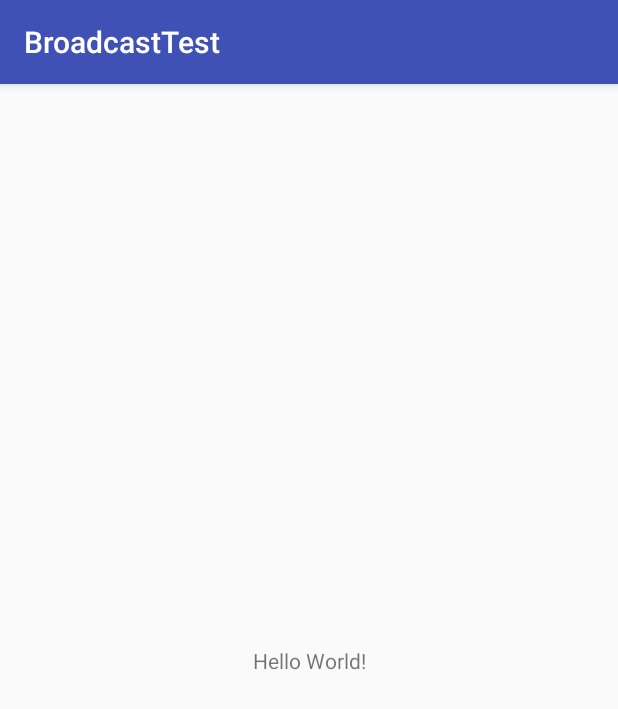
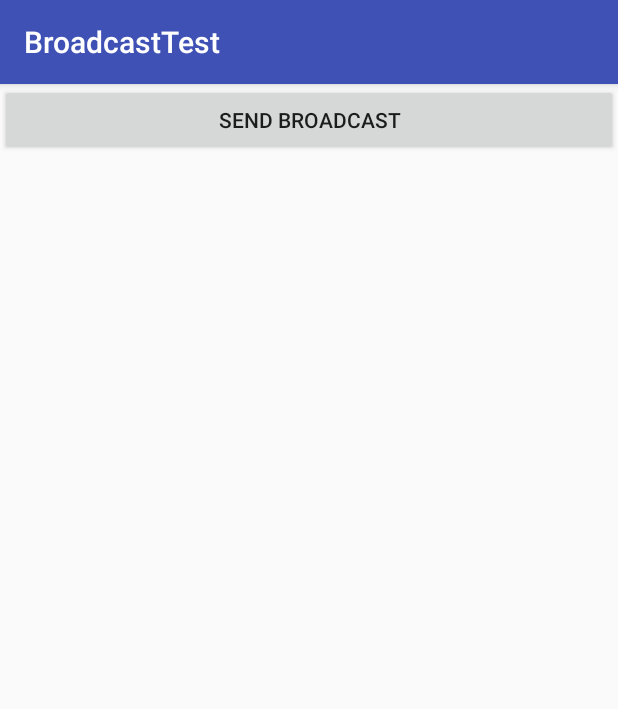
Before and after one commit to dccif-zz/MyAndroidLearning, an Android app: the screen it shows after launch (MainActivity), on a phone screen of 412 x 824 dp. Shown: the top 709 px of the screen. Run offline under Robolectric (Android 15) with nearby library versions, the phone set to English and light mode, and no system bars.

Commit message:
Send broadcast

```diff
--- a/BroadcastTest/app/src/main/java/com/example/com/broadcasttest/MainActivity.java
+++ b/BroadcastTest/app/src/main/java/com/example/com/broadcasttest/MainActivity.java
@@ -9,6 +9,8 @@ import android.net.NetworkInfo;
 import android.os.NetworkOnMainThreadException;
 import android.support.v7.app.AppCompatActivity;
 import android.os.Bundle;
+import android.view.View;
+import android.widget.Button;
 import android.widget.Toast;
 
 public class MainActivity extends AppCompatActivity {
@@ -25,6 +27,15 @@ public class MainActivity extends AppCompatActivity {
         intentFilter.addAction("android.net.conn.CONNECTIVITY_CHANGE");
         networkChangeReceiver = new NetworkChangeReceiver();
         registerReceiver(networkChangeReceiver,intentFilter);
+
+        Button button=(Button) findViewById(R.id.button);
+        button.setOnClickListener(new View.OnClickListener() {
+            @Override
+            public void onClick(View v) {
+                Intent intent = new Intent("com.example.broadcasttest.MY_BROADCAST");
+                sendBroadcast(intent);
+            }
+        });
     }
 
     @Override
--- a/BroadcastTest/app/src/main/res/layout/activity_main.xml
+++ b/BroadcastTest/app/src/main/res/layout/activity_main.xml
@@ -1,18 +1,13 @@
-<?xml version="1.0" encoding="utf-8"?>
-<android.support.constraint.ConstraintLayout xmlns:android="http://schemas.android.com/apk/res/android"
-    xmlns:app="http://schemas.android.com/apk/res-auto"
-    xmlns:tools="http://schemas.android.com/tools"
+<LinearLayout xmlns:android="http://schemas.android.com/apk/res/android"
+    android:orientation="vertical"
     android:layout_width="match_parent"
-    android:layout_height="match_parent"
-    tools:context="com.example.com.broadcasttest.MainActivity">
+    android:layout_height="match_parent">
 
-    <TextView
-        android:layout_width="wrap_content"
+    <Button
+        android:id="@+id/button"
+        android:layout_width="match_parent"
         android:layout_height="wrap_content"
-        android:text="Hello World!"
-        app:layout_constraintBottom_toBottomOf="parent"
-        app:layout_constraintLeft_toLeftOf="parent"
-        app:layout_constraintRight_toRightOf="parent"
-        app:layout_constraintTop_toTopOf="parent" />
+        android:text="Send Broadcast"
+        />
 
-</android.support.constraint.ConstraintLayout>
+</LinearLayout>
```
Also changed, not shown: BroadcastTest/app/src/main/AndroidManifest.xml (+10 -2 lines), BroadcastTest/app/src/main/java/com/example/com/broadcasttest/MyBroadcastReceiver.java (added, +16 -0 lines).
